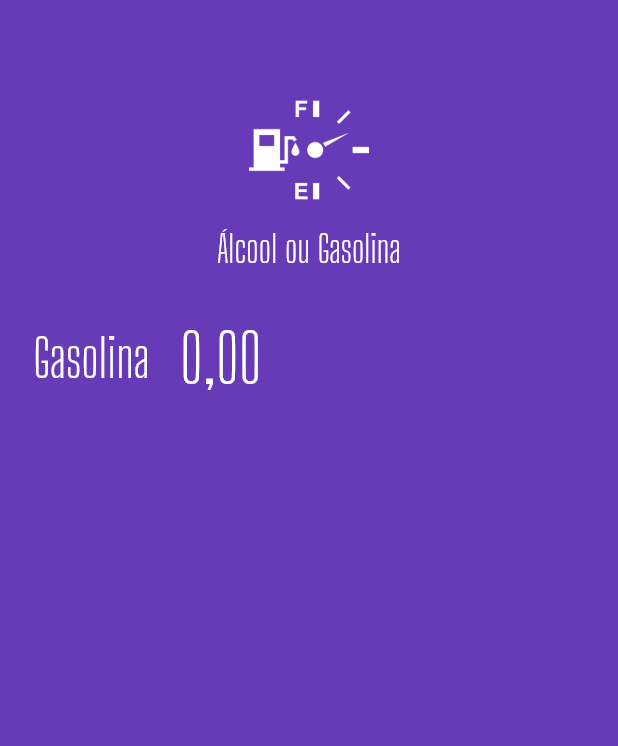
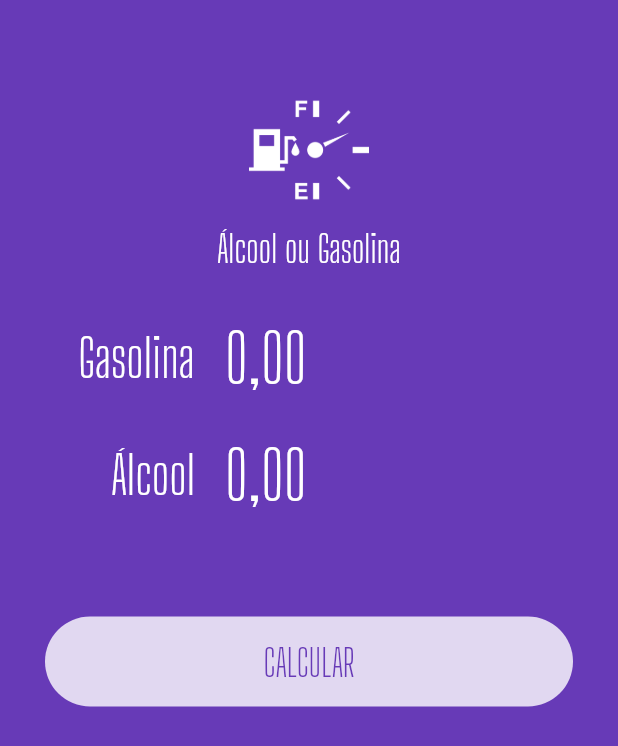
Before and after one commit to williandias360/aog, a Flutter app: the screen it shows after launch, on a phone screen of 412 x 824 dp. Shown: the top 746 px of the screen. Run offline on Flutter 3.47's test engine with Material 2 defaults, Android fonts, the phone set to English and light mode, and no system bars; our stand-ins replace flutter_masked_text.

Commit message:
Refatorado o codigo para criaçao de widgets e realizaçao do calculo para saber qual combustivel compensa ser utilizado

```diff
--- a/lib/main.dart
+++ b/lib/main.dart
@@ -1,4 +1,9 @@
+import 'package:aog/pages/home.page.dart';
+import 'package:aog/widget/input.widget.dart';
+import 'package:aog/widget/loading-button.widget.dart';
 import 'package:aog/widget/logo.widget.dart';
+import 'package:aog/widget/submit-form.dart';
+import 'package:aog/widget/success.widget.dart';
 import 'package:flutter/material.dart';
 import 'package:flutter_masked_text/flutter_masked_text.dart';
 
@@ -18,52 +23,3 @@ class MyApp extends StatelessWidget {
     );
   }
 }
-
-class HomePage extends StatelessWidget {
-  var _gasCtrl = new MoneyMaskedTextController();
-
-  @override
-  Widget build(BuildContext context) {
-    return Scaffold(
-      backgroundColor: Theme.of(context).primaryColor,
-      body: ListView(
-        children: <Widget>[
-          Logo(),
-          Row(
-            children: <Widget>[
-              Container(
-                width: 100,
-                alignment: Alignment.centerRight,
-                child: Text(
-                  "Gasolina",
-                  style: TextStyle(
-                    color: Colors.white,
-                    fontSize: 35,
-                    fontFamily: "big Shoulders Display",
-                  ),
-                ),
-              ),
-              SizedBox(
-                width: 20,
-              ),
-              Expanded(
-                child: TextFormField(
-                  controller: _gasCtrl,
-                  keyboardType: TextInputType.number,
-                  style: TextStyle(
-                    color: Colors.white,
-                    fontSize: 45,
-                    fontFamily: "Big Shoulders Display",
-                  ),
-                  decoration: InputDecoration(
-                    border: InputBorder.none,
-                  ),
-                ),
-              ),
-            ],
-          ),
-        ],
-      ),
-    );
-  }
-}
--- /dev/null
+++ b/lib/pages/home.page.dart
@@ -0,0 +1,86 @@
+import 'package:aog/widget/logo.widget.dart';
+import 'package:aog/widget/submit-form.dart';
+import 'package:aog/widget/success.widget.dart';
+import 'package:flutter/material.dart';
+import 'package:flutter_masked_text/flutter_masked_text.dart';
+
+class HomePage extends StatefulWidget {
+  @override
+  _HomePageState createState() => _HomePageState();
+}
+
+class _HomePageState extends State<HomePage> {
+  Color _color = Colors.deepPurple;
+  var _gasCtrl = new MoneyMaskedTextController();
+  var _alcCtrl = new MoneyMaskedTextController();
+  var _busy = false;
+  var _completed = false;
+  var _resultText = "Compensa utilizar álcool";
+
+  @override
+  Widget build(BuildContext context) {
+    return Scaffold(
+      backgroundColor: Theme.of(context).primaryColor,
+      body: AnimatedContainer(
+        duration: Duration(
+          milliseconds: 1200,
+        ),
+        color: _color,
+        child: ListView(
+          children: <Widget>[
+            Logo(),
+            _completed
+                ? Success(
+                    result: _resultText,
+                    reset: reset,
+                  )
+                : SubmitForm(
+                    alcCtrl: _alcCtrl,
+                    gasCtrl: _gasCtrl,
+                    submitFunc: calculate,
+                    busy: _busy,
+                  ),
+          ],
+        ),
+      ),
+    );
+  }
+
+  Future calculate() {
+    double alc =
+        double.parse(_alcCtrl.text.replaceAll(new RegExp(r'[,.]'), '')) / 100;
+    double gas =
+        double.parse(_gasCtrl.text.replaceAll(new RegExp(r'[,.]'), '')) / 100;
+
+    double res = alc / gas;
+
+    setState(() {
+      _color = Colors.deepPurpleAccent;
+      _completed = false;
+      _busy = true;
+    });
+
+    return new Future.delayed(const Duration(seconds: 1), () {
+      setState(() {
+        if (res >= 0.7) {
+          _resultText = "Compensa utilizar Gasolina!";
+        } else {
+          _resultText = "Compensa utilizar Álcool!";
+        }
+
+        _busy = false;
+        _completed = true;
+      });
+    });
+  }
+
+  reset() {
+    setState(() {
+      _alcCtrl = new MoneyMaskedTextController();
+      _gasCtrl = new MoneyMaskedTextController();
+      _completed = false;
+      _busy = false;
+      _color = Colors.deepPurple;
+    });
+  }
+}
--- /dev/null
+++ b/lib/widget/input.widget.dart
@@ -0,0 +1,49 @@
+import 'package:flutter/material.dart';
+import 'package:flutter_masked_text/flutter_masked_text.dart';
+
+class Input extends StatelessWidget {
+  var label = "";
+  var ctrl = new MoneyMaskedTextController();
+
+  Input({
+    @required this.label,
+    @required this.ctrl,
+  });
+
+  @override
+  Widget build(BuildContext context) {
+    return Row(
+      children: <Widget>[
+        Container(
+          width: 100,
+          alignment: Alignment.centerRight,
+          child: Text(
+            this.label,
+            style: TextStyle(
+              color: Colors.white,
+              fontSize: 35,
+              fontFamily: "big Shoulders Display",
+            ),
+          ),
+        ),
+        SizedBox(
+          width: 20,
+        ),
+        Expanded(
+          child: TextFormField(
+            controller: this.ctrl,
+            keyboardType: TextInputType.number,
+            style: TextStyle(
+              color: Colors.white,
+              fontSize: 45,
+              fontFamily: "Big Shoulders Display",
+            ),
+            decoration: InputDecoration(
+              border: InputBorder.none,
+            ),
+          ),
+        ),
+      ],
+    );
+  }
+}
--- /dev/null
+++ b/lib/widget/loading-button.widget.dart
@@ -0,0 +1,51 @@
+import 'package:flutter/material.dart';
+
+class LoadingButton extends StatelessWidget {
+  var busy = false;
+  var invert = false;
+  Function func;
+  var text = "";
+
+  LoadingButton({
+    @required this.busy,
+    @required this.func,
+    @required this.invert,
+    @required this.text,
+  });
+
+  @override
+  Widget build(BuildContext context) {
+    return busy
+        ? Container(
+            alignment: Alignment.center,
+            height: 50,
+            child: CircularProgressIndicator(
+              backgroundColor: Colors.white,
+            ),
+          )
+        : Container(
+            margin: EdgeInsets.all(30),
+            height: 60,
+            width: double.infinity,
+            decoration: BoxDecoration(
+              color: invert
+                  ? Theme.of(context).primaryColor
+                  : Colors.white.withOpacity(0.8),
+              borderRadius: BorderRadius.circular(
+                60,
+              ),
+            ),
+            child: FlatButton(
+              child: Text(
+                text,
+                style: TextStyle(
+                  color: invert ? Colors.white : Theme.of(context).primaryColor,
+                  fontSize: 25,
+                  fontFamily: "Big Shoulders Display",
+                ),
+              ),
+              onPressed: func,
+            ),
+          );
+  }
+}
--- /dev/null
+++ b/lib/widget/submit-form.dart
@@ -0,0 +1,56 @@
+import 'package:aog/widget/input.widget.dart';
+import 'package:flutter/material.dart';
+import 'package:flutter_masked_text/flutter_masked_text.dart';
+
+import 'loading-button.widget.dart';
+
+class SubmitForm extends StatelessWidget {
+  var gasCtrl = new MoneyMaskedTextController();
+  var alcCtrl = new MoneyMaskedTextController();
+  var busy = false;
+  Function submitFunc;
+
+  SubmitForm({
+    @required this.gasCtrl,
+    @required this.alcCtrl,
+    @required this.busy,
+    @required this.submitFunc,
+  });
+
+  @override
+  Widget build(BuildContext context) {
+    return Column(
+      children: <Widget>[
+        Padding(
+          padding: EdgeInsets.only(
+            left: 30,
+            right: 30,
+          ),
+          child: Input(
+            label: "Gasolina",
+            ctrl: gasCtrl,
+          ),
+        ),
+        Padding(
+          padding: EdgeInsets.only(
+            left: 30,
+            right: 30,
+          ),
+          child: Input(
+            label: "Álcool",
+            ctrl: alcCtrl,
+          ),
+        ),
+        SizedBox(
+          height: 25,
+        ),
+        LoadingButton(
+          busy: busy,
+          func: submitFunc,
+          text: "CALCULAR",
+          invert: false,
+        ),
+      ],
+    );
+  }
+}
```
Also changed, not shown: lib/widget/success.widget.dart (added, +49 -0 lines).
